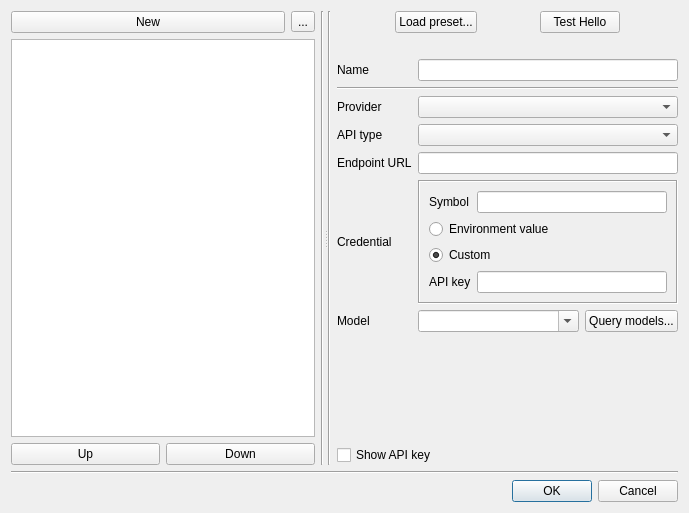
soramimi/Guitar, file src/SelectAiModelDialog.ui: the form before one commit.
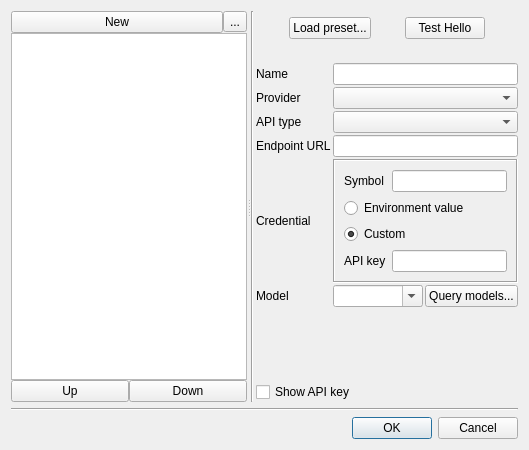
The form after the commit.

Commit message: Improve AI model dialog list handling and enable settings frame based on selection

```diff
--- a/src/SelectAiModelDialog.ui
+++ b/src/SelectAiModelDialog.ui
@@ -6,29 +6,50 @@
    <rect>
     <x>0</x>
     <y>0</y>
-    <width>689</width>
-    <height>513</height>
+    <width>529</width>
+    <height>450</height>
    </rect>
   </property>
   <property name="windowTitle">
    <string>Edit and Select AI model</string>
   </property>
-  <layout class="QVBoxLayout" name="verticalLayout_3">
+  <layout class="QVBoxLayout" name="verticalLayout_2">
    <item>
     <widget class="QSplitter" name="splitter">
-     <property name="sizePolicy">
-      <sizepolicy hsizetype="Expanding" vsizetype="MinimumExpanding">
-       <horstretch>0</horstretch>
-       <verstretch>0</verstretch>
-      </sizepolicy>
-     </property>
      <property name="orientation">
       <enum>Qt::Orientation::Horizontal</enum>
      </property>
-     <widget class="QWidget" name="layoutWidget">
-      <layout class="QHBoxLayout" name="horizontalLayout_3">
+     <property name="handleWidth">
+      <number>4</number>
+     </property>
+     <property name="childrenCollapsible">
+      <bool>false</bool>
+     </property>
+     <widget class="QFrame" name="frame_itemlist">
+      <property name="frameShape">
+       <enum>QFrame::Shape::NoFrame</enum>
+      </property>
+      <property name="frameShadow">
+       <enum>QFrame::Shadow::Raised</enum>
+      </property>
+      <layout class="QHBoxLayout" name="horizontalLayout_6">
+       <property name="spacing">
+        <number>0</number>
+       </property>
+       <property name="leftMargin">
+        <number>0</number>
+       </property>
+       <property name="topMargin">
+        <number>0</number>
+       </property>
+       <property name="rightMargin">
+        <number>0</number>
+       </property>
+       <property name="bottomMargin">
+        <number>0</number>
+       </property>
        <item>
-        <layout class="QVBoxLayout" name="verticalLayout_2">
+        <layout class="QVBoxLayout" name="verticalLayout_3">
          <item>
           <layout class="QHBoxLayout" name="horizontalLayout_2">
            <item>
@@ -70,17 +91,31 @@
          </item>
         </layout>
        </item>
-       <item>
-        <widget class="Line" name="line_2">
-         <property name="orientation">
-          <enum>Qt::Orientation::Vertical</enum>
-         </property>
-        </widget>
-       </item>
       </layout>
      </widget>
-     <widget class="QWidget" name="layoutWidget">
-      <layout class="QHBoxLayout" name="horizontalLayout_6">
+     <widget class="QFrame" name="frame_settings">
+      <property name="frameShape">
+       <enum>QFrame::Shape::NoFrame</enum>
+      </property>
+      <property name="frameShadow">
+       <enum>QFrame::Shadow::Raised</enum>
+      </property>
+      <layout class="QHBoxLayout" name="horizontalLayout_7">
+       <property name="spacing">
+        <number>2</number>
+       </property>
+       <property name="leftMargin">
+        <number>0</number>
+       </property>
+       <property name="topMargin">
+        <number>0</number>
+       </property>
+       <property name="rightMargin">
+        <number>0</number>
+       </property>
+       <property name="bottomMargin">
+        <number>0</number>
+       </property>
        <item>
         <widget class="Line" name="line">
          <property name="orientation">
@@ -92,6 +127,12 @@
         <layout class="QVBoxLayout" name="verticalLayout">
          <item>
           <layout class="QHBoxLayout" name="horizontalLayout_5">
+           <property name="topMargin">
+            <number>6</number>
+           </property>
+           <property name="bottomMargin">
+            <number>6</number>
+           </property>
            <item>
             <spacer name="horizontalSpacer_3">
              <property name="orientation">
@@ -156,20 +197,6 @@
          </item>
          <item>
           <layout class="QGridLayout" name="gridLayout">
-           <item row="4" column="0">
-            <widget class="QLabel" name="label_4">
-             <property name="text">
-              <string>Endpoint URL</string>
-             </property>
-            </widget>
-           </item>
-           <item row="3" column="0">
-            <widget class="QLabel" name="label">
-             <property name="text">
-              <string>API type</string>
-             </property>
-            </widget>
-           </item>
            <item row="0" column="0">
             <widget class="QLabel" name="label_2">
              <property name="text">
@@ -177,70 +204,54 @@
              </property>
             </widget>
            </item>
-           <item row="4" column="1" colspan="2">
-            <widget class="QLineEdit" name="lineEdit_endpoint_url"/>
-           </item>
-           <item row="2" column="1" colspan="2">
-            <widget class="QComboBox" name="comboBox_provider"/>
-           </item>
-           <item row="6" column="1">
-            <widget class="QComboBox" name="comboBox_model">
+           <item row="0" column="1">
+            <widget class="QLineEdit" name="lineEdit_name">
              <property name="sizePolicy">
               <sizepolicy hsizetype="MinimumExpanding" vsizetype="Fixed">
                <horstretch>0</horstretch>
                <verstretch>0</verstretch>
               </sizepolicy>
              </property>
-             <property name="editable">
-              <bool>true</bool>
-             </property>
             </widget>
            </item>
-           <item row="6" column="0">
-            <widget class="QLabel" name="label_3">
-             <property name="text">
-              <string>Model</string>
-             </property>
-            </widget>
-           </item>
-           <item row="1" column="0" colspan="3">
-            <widget class="Line" name="line_5">
-             <property name="sizePolicy">
-              <sizepolicy hsizetype="MinimumExpanding" vsizetype="Fixed">
-               <horstretch>0</horstretch>
-               <verstretch>0</verstretch>
-              </sizepolicy>
-             </property>
-             <property name="orientation">
-              <enum>Qt::Orientation::Horizontal</enum>
-             </property>
-            </widget>
-           </item>
-           <item row="6" column="2">
-            <widget class="QPushButton" name="pushButton_query_models">
-             <property name="text">
-              <string>Query models...</string>
-             </property>
-            </widget>
-           </item>
-           <item row="3" column="1" colspan="2">
-            <widget class="QComboBox" name="comboBox_api_type"/>
-           </item>
-           <item row="2" column="0">
+           <item row="1" column="0">
             <widget class="QLabel" name="label_5">
              <property name="text">
               <string>Provider</string>
              </property>
             </widget>
            </item>
-           <item row="5" column="0">
+           <item row="1" column="1">
+            <widget class="QComboBox" name="comboBox_provider"/>
+           </item>
+           <item row="2" column="0">
+            <widget class="QLabel" name="label">
+             <property name="text">
+              <string>API type</string>
+             </property>
+            </widget>
+           </item>
+           <item row="2" column="1">
+            <widget class="QComboBox" name="comboBox_api_type"/>
+           </item>
+           <item row="3" column="0">
+            <widget class="QLabel" name="label_4">
+             <property name="text">
+              <string>Endpoint URL</string>
+             </property>
+            </widget>
+           </item>
+           <item row="3" column="1">
+            <widget class="QLineEdit" name="lineEdit_endpoint_url"/>
+           </item>
+           <item row="4" column="0">
             <widget class="QLabel" name="label_6">
              <property name="text">
               <string>Credential</string>
              </property>
             </widget>
            </item>
-           <item row="5" column="1" colspan="2">
+           <item row="4" column="1">
             <widget class="QFrame" name="frame">
              <property name="sizePolicy">
               <sizepolicy hsizetype="Preferred" vsizetype="Preferred">
@@ -299,16 +310,37 @@
              </layout>
             </widget>
            </item>
-           <item row="0" column="1" colspan="2">
-            <widget class="QLineEdit" name="lineEdit_name">
-             <property name="sizePolicy">
-              <sizepolicy hsizetype="MinimumExpanding" vsizetype="Fixed">
-               <horstretch>0</horstretch>
-               <verstretch>0</verstretch>
-              </sizepolicy>
+           <item row="5" column="0">
+            <widget class="QLabel" name="label_3">
+             <property name="text">
+              <string>Model</string>
              </property>
             </widget>
            </item>
+           <item row="5" column="1">
+            <layout class="QHBoxLayout" name="horizontalLayout_3">
+             <item>
+              <widget class="QComboBox" name="comboBox_model">
+               <property name="sizePolicy">
+                <sizepolicy hsizetype="MinimumExpanding" vsizetype="Fixed">
+                 <horstretch>0</horstretch>
+                 <verstretch>0</verstretch>
+                </sizepolicy>
+               </property>
+               <property name="editable">
+                <bool>true</bool>
+               </property>
+              </widget>
+             </item>
+             <item>
+              <widget class="QPushButton" name="pushButton_query_models">
+               <property name="text">
+                <string>Query models...</string>
+               </property>
+              </widget>
+             </item>
+            </layout>
+           </item>
           </layout>
          </item>
          <item>
```
Left out of the diff: 11 changed lines with no effect on the pictures. The commit also changes 4 other files.
